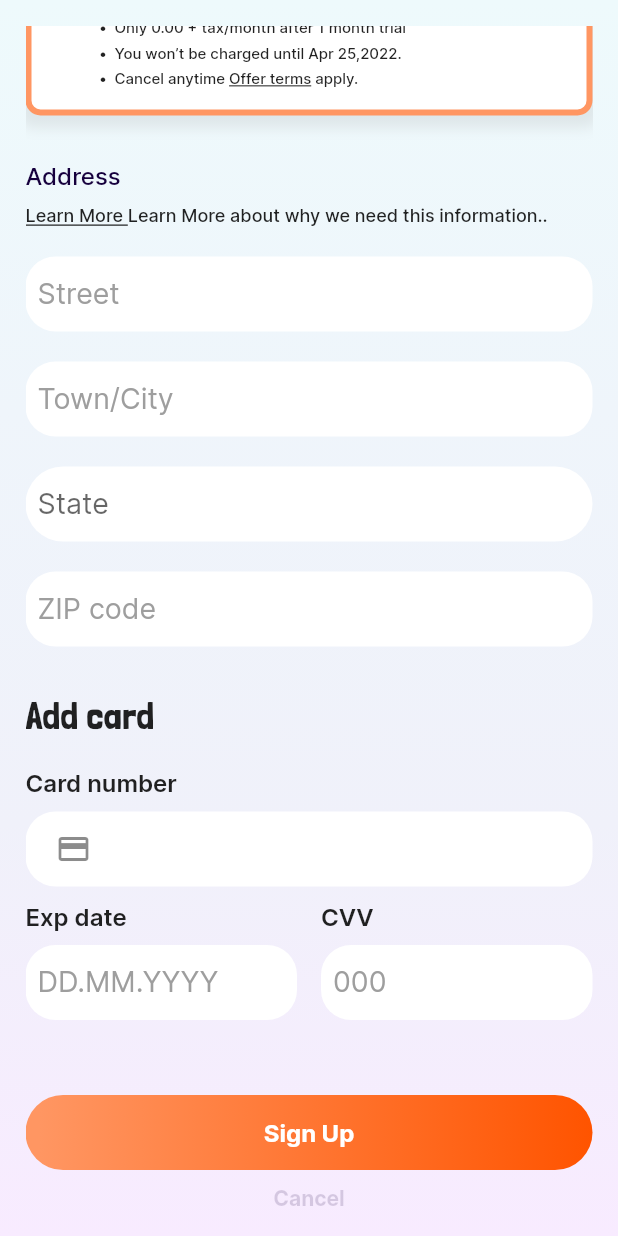
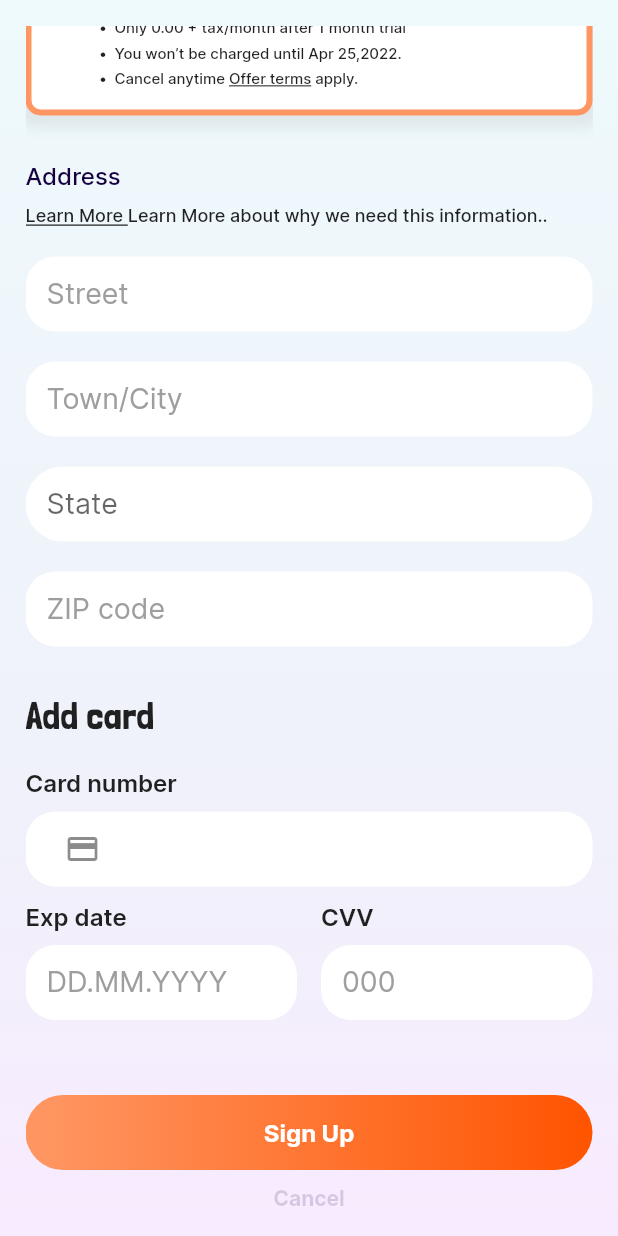
Before and after one commit to SajidNawaz993/plansubscription, a Flutter app: the PlanDetailsWidget screen opened directly with empty values, scrolled down 257 dp, on a phone screen of 412 x 824 dp. Run offline on Flutter 3.47's test engine with Material 2 defaults, Android fonts, the phone set to English and light mode, and no system bars; our stand-ins replace bloc, equatable, flutter_bloc, logger, percent_indicator; network calls fail.

Commit message:
upgrade style done.

```diff
--- a/lib/common/common_dropdowntext_field_view.dart
+++ b/lib/common/common_dropdowntext_field_view.dart
@@ -51,7 +51,7 @@ class CommonDropdownButtonFormFieldView extends StatelessWidget {
             ),
             child: Center(
               child: Padding(
-                padding: const EdgeInsets.only(left: 8.0),
+                padding: const EdgeInsets.only(left: 14.0),
                 child: DropdownButtonFormField(
                   value: valueText!.isNotEmpty ? valueText:null,
                   iconSize: 0.0,
@@ -65,8 +65,10 @@ class CommonDropdownButtonFormFieldView extends StatelessWidget {
                     suffixIcon: suffixIcon,
                     prefixIcon: prefixIcon,
                     labelText: null,
-                    labelStyle: const TextStyle(color: Colors.grey),
-                    hintStyle: const TextStyle(color: Colors.grey),
+                    labelStyle: const TextStyle(color: Colors.grey,fontFamily: 'Inter',
+                        fontWeight: FontWeight.w400, fontSize: 19),
+                    hintStyle: const TextStyle(color: Colors.grey,fontFamily: 'Inter',
+                        fontWeight: FontWeight.w400, fontSize: 19),
                     border: InputBorder.none,
                   ),
                   items: <String>['State 1', 'State 2', 'State 3', 'State 4']
--- a/lib/common/common_text_field_view.dart
+++ b/lib/common/common_text_field_view.dart
@@ -53,7 +53,7 @@ class CommonTextFieldView extends StatelessWidget {
             ),
             child: Center(
               child: Padding(
-                padding: const EdgeInsets.only(left: 8.0),
+                padding: const EdgeInsets.only(left: 14.0),
                 child: Theme(
                     data:Theme.of(context).copyWith(
                       colorScheme: ThemeData().colorScheme.copyWith(
@@ -77,8 +77,10 @@ class CommonTextFieldView extends StatelessWidget {
                         suffixIcon: suffixIcon,
                         prefixIcon: prefixIcon,
                         labelText: null,
-                        labelStyle: const TextStyle(color: Colors.grey),
-                        hintStyle: const TextStyle(color: Colors.grey),
+                        labelStyle: const TextStyle(color: Colors.grey,fontFamily: 'Inter',
+                            fontWeight: FontWeight.w400, fontSize: 19),
+                        hintStyle: const TextStyle(color: Colors.grey,fontFamily: 'Inter',
+                            fontWeight: FontWeight.w400, fontSize: 19),
                         border: InputBorder.none,
                       ),
                       keyboardType: keyboardType,
--- a/lib/common/plans_box.dart
+++ b/lib/common/plans_box.dart
@@ -167,12 +167,13 @@ class PlansIconBox extends StatelessWidget {
                     onTap: () {
 
                     },
-                    width: 100,
+                    width: 80,
                     height: 40,
                     style: TextStyle(
                         fontFamily: 'LondrinaSolid',
                         fontWeight: FontWeight.w400,
-                        fontSize: 14
+                        fontSize: 14,
+                        letterSpacing:0.04
                     ),
                   ),
                 VerticalSpace(10),
--- a/lib/common/save_cancel_button.dart
+++ b/lib/common/save_cancel_button.dart
@@ -47,7 +47,7 @@ class SaveCancelButton extends StatelessWidget {
           onPressed: onTap,
           child: isSelected ? Text(
             title,
-            style: TextStyle(
+            style:  style != null ? style:TextStyle(
               fontFamily: 'Inter',
               fontWeight: FontWeight.w700,
               fontSize: 16,
--- a/lib/features/plan_detail/view/plan_details_widget.dart
+++ b/lib/features/plan_detail/view/plan_details_widget.dart
@@ -373,6 +373,10 @@ class _PlanDetailsViewState extends State<PlanDetailsWidget> {
                           const VerticalSpace(smallSpace),
                           Center(child: InkWell(
                             onTap: (){
+                              Navigator.push(
+                                context,
+                                MaterialPageRoute(builder: (context) =>  UpgradePlansWidget(plans: widget.plans,)),
+                              );
                             },
                             child: Text(
                               "Cancel",
```
